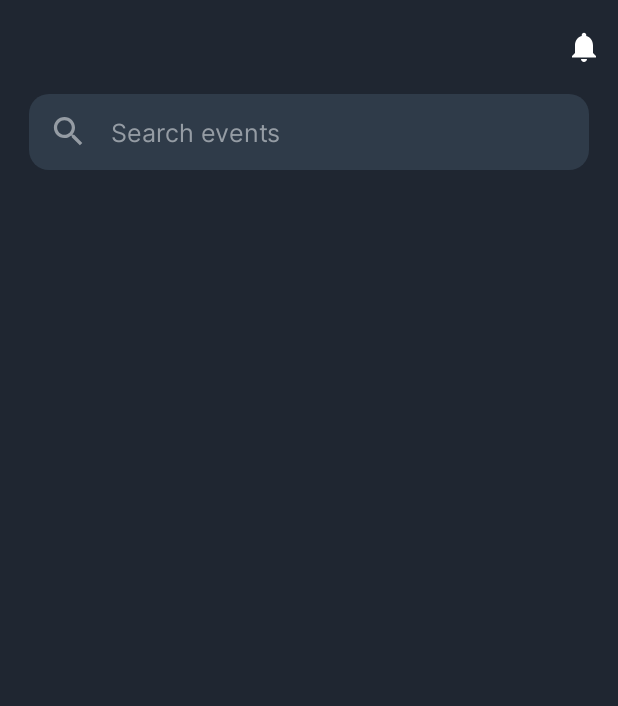
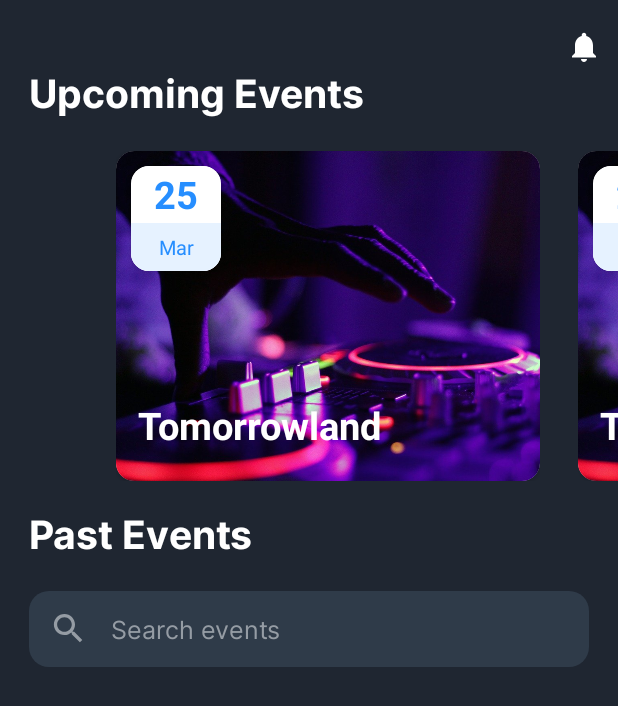
Before and after one commit to gargVader/Code-Cache, an Android app: the screen it shows after launch (MainActivity), on a phone screen of 412 x 824 dp. Shown: the top 706 px of the screen. Run offline under Robolectric (Android 15) with nearby library versions, the phone set to English and light mode, and no system bars; our stand-ins replace sdp/ssp sizes.

Commit message:
event slider added

```diff
--- a/app/build.gradle
+++ b/app/build.gradle
@@ -33,10 +33,15 @@ dependencies {
     implementation 'androidx.appcompat:appcompat:1.3.0'
     implementation 'com.google.android.material:material:1.3.0'
     implementation 'androidx.constraintlayout:constraintlayout:2.0.4'
+    implementation 'androidx.viewpager:viewpager:1.0.0'
+    implementation 'androidx.cardview:cardview:1.0.0'
     testImplementation 'junit:junit:4.+'
     androidTestImplementation 'androidx.test.ext:junit:1.1.2'
     androidTestImplementation 'androidx.test.espresso:espresso-core:3.3.0'
     // Scalable size unit (support for different screen sizes)
     implementation 'com.intuit.sdp:sdp-android:1.0.6'
     implementation 'com.intuit.ssp:ssp-android:1.0.6'
+
+    implementation 'androidx.viewpager2:viewpager2:1.0.0'
+
 }
--- /dev/null
+++ b/app/src/main/java/com/example/codechefeventsapp/Event.java
@@ -0,0 +1,58 @@
+package com.example.codechefeventsapp;
+
+public class Event {
+
+    String eventTitle;
+    String eventLocation;
+    String eventMonth;
+    String eventDate;
+    int eventImage;
+
+    public Event(String eventTitle, String eventLocation, String eventMonth, String eventDate, int eventImage) {
+        this.eventTitle = eventTitle;
+        this.eventLocation = eventLocation;
+        this.eventMonth = eventMonth;
+        this.eventDate = eventDate;
+        this.eventImage = eventImage;
+    }
+
+    public String getEventTitle() {
+        return eventTitle;
+    }
+
+    public void setEventTitle(String eventTitle) {
+        this.eventTitle = eventTitle;
+    }
+
+    public String getEventLocation() {
+        return eventLocation;
+    }
+
+    public void setEventLocation(String eventLocation) {
+        this.eventLocation = eventLocation;
+    }
+
+    public String getEventMonth() {
+        return eventMonth;
+    }
+
+    public void setEventMonth(String eventMonth) {
+        this.eventMonth = eventMonth;
+    }
+
+    public String getEventDate() {
+        return eventDate;
+    }
+
+    public void setEventDate(String eventDate) {
+        this.eventDate = eventDate;
+    }
+
+    public int getEventImage() {
+        return eventImage;
+    }
+
+    public void setEventImage(int eventImage) {
+        this.eventImage = eventImage;
+    }
+}
--- /dev/null
+++ b/app/src/main/java/com/example/codechefeventsapp/EventAdapter.java
@@ -0,0 +1,74 @@
+package com.example.codechefeventsapp;
+
+import android.content.Context;
+import android.view.LayoutInflater;
+import android.view.View;
+import android.view.ViewGroup;
+import android.widget.ImageView;
+import android.widget.LinearLayout;
+import android.widget.TextView;
+
+import androidx.annotation.NonNull;
+import androidx.viewpager.widget.PagerAdapter;
+
+import java.util.List;
+
+public class EventAdapter extends PagerAdapter {
+
+    private List<Event> eventList;
+    private LayoutInflater layoutInflater;
+    private Context context;
+
+    ImageView eventImage;
+    TextView eventTitle, eventDay, eventMonth;
+
+    public EventAdapter(List<Event> eventList, Context context) {
+        this.eventList = eventList;
+        this.context = context;
+    }
+
+    @Override
+    public int getCount() {
+        return eventList.size();
+    }
+
+    @Override
+    public boolean isViewFromObject(@NonNull View view, @NonNull Object object) {
+        return view.equals(object);
+    }
+
+    @NonNull
+    @Override
+    public Object instantiateItem(@NonNull ViewGroup container, int position) {
+        layoutInflater = LayoutInflater.from(context);
+        View view = layoutInflater.inflate(R.layout.event_item_1, container, false);
+        getView(view);
+        setView(position);
+        container.addView(view, 0);
+
+        if(position==0){
+             LinearLayout linearLayout = view.findViewById(R.id.linerLayout);
+        }
+        return view;
+    }
+
+    private void getView(View view){
+        eventImage = view.findViewById(R.id.eventImage);
+        eventTitle = view.findViewById(R.id.eventTitle);
+        eventDay = view.findViewById(R.id.eventDay);
+        eventMonth = view.findViewById(R.id.eventMonth);
+    }
+
+    private void setView(int position){
+        Event event = eventList.get(position);
+        eventImage.setImageResource(event.getEventImage());
+        eventTitle.setText(event.getEventTitle());
+        eventDay.setText("25");
+        eventMonth.setText("Mar");
+    }
+
+    @Override
+    public void destroyItem(@NonNull ViewGroup container, int position, @NonNull Object object) {
+        container.removeView((View) object);
+    }
+}
--- /dev/null
+++ b/app/src/main/java/com/example/codechefeventsapp/EventSliderAdapter.java
@@ -0,0 +1,69 @@
+package com.example.codechefeventsapp;
+
+import android.view.LayoutInflater;
+import android.view.View;
+import android.view.ViewGroup;
+import android.widget.ImageView;
+import android.widget.TextView;
+
+import androidx.annotation.NonNull;
+import androidx.recyclerview.widget.RecyclerView;
+import androidx.viewpager2.widget.ViewPager2;
+
+import java.util.List;
+
+public class EventSliderAdapter extends RecyclerView.Adapter<EventSliderAdapter.EventSliderViewHolder> {
+
+    private List<Event> eventList;
+    private ViewPager2 viewPager2;
+
+    public EventSliderAdapter(List<Event> eventList, ViewPager2 viewPager2) {
+        this.eventList = eventList;
+        this.viewPager2 = viewPager2;
+    }
+
+    @NonNull
+    @Override
+    public EventSliderViewHolder onCreateViewHolder(@NonNull ViewGroup parent, int viewType) {
+        return new EventSliderViewHolder(
+                LayoutInflater.from(parent.getContext()).inflate(
+                        R.layout.event_item_1,
+                        parent,
+                        false
+                )
+        );
+    }
+
+    @Override
+    public void onBindViewHolder(@NonNull EventSliderAdapter.EventSliderViewHolder holder, int position) {
+        holder.setView(eventList.get(position));
+    }
+
+    @Override
+    public int getItemCount() {
+        return eventList.size();
+    }
+
+    class EventSliderViewHolder extends RecyclerView.ViewHolder {
+
+        ImageView eventImage;
+        TextView eventTitle, eventDay, eventMonth;
+
+        EventSliderViewHolder(@NonNull View itemView) {
+            super(itemView);
+            eventImage = itemView.findViewById(R.id.eventImage);
+            eventTitle = itemView.findViewById(R.id.eventTitle);
+            eventDay = itemView.findViewById(R.id.eventDay);
+            eventMonth = itemView.findViewById(R.id.eventMonth);
+        }
+
+        private void setView(Event event) {
+            eventImage.setImageResource(event.getEventImage());
+            eventTitle.setText(event.getEventTitle());
+            eventDay.setText("25");
+            eventMonth.setText("Mar");
+        }
+
+    }
+
+}
--- a/app/src/main/java/com/example/codechefeventsapp/MainActivity.java
+++ b/app/src/main/java/com/example/codechefeventsapp/MainActivity.java
@@ -1,14 +1,46 @@
 package com.example.codechefeventsapp;
 
+import androidx.annotation.NonNull;
 import androidx.appcompat.app.AppCompatActivity;
+import androidx.recyclerview.widget.RecyclerView;
+import androidx.viewpager.widget.ViewPager;
+import androidx.viewpager2.widget.CompositePageTransformer;
+import androidx.viewpager2.widget.MarginPageTransformer;
+import androidx.viewpager2.widget.ViewPager2;
 
 import android.os.Bundle;
+import android.os.Handler;
+import android.util.Log;
+import android.view.View;
+import android.widget.Adapter;
+
+import java.util.ArrayList;
+import java.util.List;
 
 public class MainActivity extends AppCompatActivity {
+
+    List<Event> eventList;
+    ViewPager viewPager;
+
+    public static final String TAG = "Codechef";
+
 
     @Override
     protected void onCreate(Bundle savedInstanceState) {
         super.onCreate(savedInstanceState);
         setContentView(R.layout.activity_main);
+
+        viewPager = findViewById(R.id.viewPager);
+
+        eventList = new ArrayList<>();
+        eventList.add(new Event("Tomorrowland", "", "APR", "25", R.drawable.dj_image));
+        eventList.add(new Event("Tomorrowland", "", "APR", "25", R.drawable.dj_image));
+        eventList.add(new Event("Tomorrowland", "", "APR", "25", R.drawable.dj_image));
+        eventList.add(new Event("Tomorrowland", "", "APR", "25", R.drawable.dj_image));
+        eventList.add(new Event("Tomorrowland", "", "APR", "25", R.drawable.dj_image));
+
+        viewPager.setAdapter(new EventAdapter(eventList, this));
+//        viewPager.setPadding(130, 10, 130, 0);
     }
+
 }
--- /dev/null
+++ b/app/src/main/res/drawable/count_background.xml
@@ -0,0 +1,8 @@
+<?xml version="1.0" encoding="utf-8"?>
+<shape xmlns:android="http://schemas.android.com/apk/res/android"
+    android:shape="rectangle">
+    <solid android:color="@color/lightBlue">
+
+    </solid>
+    <corners android:radius="150dp"></corners>
+</shape>
--- /dev/null
+++ b/app/src/main/res/drawable/ic_baseline_location_on_24.xml
@@ -0,0 +1,5 @@
+<vector android:height="24dp" android:tint="#375de4"
+    android:viewportHeight="24" android:viewportWidth="24"
+    android:width="24dp" xmlns:android="http://schemas.android.com/apk/res/android">
+    <path android:fillColor="@android:color/white" android:pathData="M12,2C8.13,2 5,5.13 5,9c0,5.25 7,13 7,13s7,-7.75 7,-13c0,-3.87 -3.13,-7 -7,-7zM12,11.5c-1.38,0 -2.5,-1.12 -2.5,-2.5s1.12,-2.5 2.5,-2.5 2.5,1.12 2.5,2.5 -1.12,2.5 -2.5,2.5z"/>
+</vector>
--- a/app/src/main/res/layout/activity_main.xml
+++ b/app/src/main/res/layout/activity_main.xml
@@ -11,13 +11,50 @@
         android:id="@+id/icon_notification"
         android:layout_width="wrap_content"
         android:layout_height="wrap_content"
-        app:layout_constraintTop_toTopOf="parent"
+        android:layout_marginTop="@dimen/_15sdp"
+        android:layout_marginEnd="@dimen/_8sdp"
         android:src="@drawable/ic_baseline_notifications_24"
         app:layout_constraintEnd_toEndOf="parent"
-        android:layout_marginEnd="@dimen/_8sdp"
-        app:tint="@color/colorTextWhite"
-        android:layout_marginTop="@dimen/_15sdp"
+        app:layout_constraintTop_toTopOf="parent"
+        app:tint="@color/colorTextWhite" />
+
+    <TextView
+        android:id="@+id/text_upcomingEvents"
+        android:layout_width="wrap_content"
+        android:layout_height="wrap_content"
+        android:layout_marginStart="@dimen/_15sdp"
+        android:fontFamily="@font/inter_bold"
+        android:text="Upcoming Events"
+        android:textColor="@color/colorTextWhite"
+        android:textSize="@dimen/_20ssp"
+        app:layout_constraintStart_toStartOf="parent"
+        app:layout_constraintTop_toBottomOf="@+id/icon_notification" />
+
+    <androidx.viewpager.widget.ViewPager
+        android:id="@+id/viewPager"
+        android:layout_width="wrap_content"
+        android:layout_height="250dp"
+        android:clipToPadding="false"
+        android:foregroundGravity="center"
+        android:overScrollMode="never"
+        app:layout_constraintStart_toStartOf="parent"
+        android:background="@null"
+        app:layout_constraintTop_toBottomOf="@id/text_upcomingEvents"
+        android:paddingHorizontal="@dimen/_40sdp"
         />
+
+    <TextView
+        android:id="@+id/text_pastEvents"
+        android:layout_width="wrap_content"
+        android:layout_height="wrap_content"
+        android:layout_marginTop="@dimen/_5sdp"
+        android:layout_marginStart="@dimen/_15sdp"
+        android:fontFamily="@font/inter_bold"
+        android:text="Past Events"
+        android:textColor="@color/colorTextWhite"
+        android:textSize="@dimen/_20ssp"
+        app:layout_constraintStart_toStartOf="parent"
+        app:layout_constraintTop_toBottomOf="@+id/viewPager" />
 
         <LinearLayout
             android:layout_width="match_parent"
@@ -31,7 +68,7 @@
             android:paddingEnd="@dimen/_10sdp"
             android:paddingTop="@dimen/_2sdp"
             android:paddingBottom="@dimen/_2sdp"
-        app:layout_constraintTop_toBottomOf="@id/icon_notification">
+            app:layout_constraintTop_toBottomOf="@id/text_pastEvents">
 
             <ImageView
                 android:layout_width="@dimen/_20sdp"
--- /dev/null
+++ b/app/src/main/res/layout/event_item_1.xml
@@ -0,0 +1,115 @@
+<androidx.coordinatorlayout.widget.CoordinatorLayout xmlns:android="http://schemas.android.com/apk/res/android"
+    xmlns:app="http://schemas.android.com/apk/res-auto"
+    xmlns:tools="http://schemas.android.com/tools"
+    android:layout_width="match_parent"
+    android:layout_height="match_parent"
+    android:orientation="vertical">
+
+
+        <LinearLayout
+            android:id="@+id/linerLayout"
+            android:layout_width="match_parent"
+            android:layout_height="wrap_content"
+            android:layout_marginLeft="25dp"
+            android:layout_marginTop="10dp"
+            android:orientation="vertical">
+
+            <LinearLayout
+                android:id="@+id/eventCardLayout"
+                android:layout_width="match_parent"
+                android:layout_height="wrap_content"
+                android:layout_marginVertical="10dp"
+                android:orientation="vertical">
+
+                <androidx.cardview.widget.CardView
+                    android:layout_width="match_parent"
+                    android:layout_height="wrap_content"
+                    android:elevation="0dp"
+                    app:cardCornerRadius="12dp">
+
+                    <FrameLayout
+                        android:layout_width="match_parent"
+                        android:layout_height="wrap_content">
+
+                        <ImageView
+                            android:id="@+id/eventImage"
+                            android:layout_width="match_parent"
+                            android:layout_height="230dp"
+                            android:scaleType="centerCrop"
+                            tools:src="@drawable/dj_image"></ImageView>
+
+                        <TextView
+                            android:id="@+id/eventTitle"
+                            android:layout_width="match_parent"
+                            android:layout_height="wrap_content"
+                            android:layout_gravity="center_horizontal|bottom"
+                            android:layout_marginLeft="10dp"
+                            android:layout_marginBottom="20dp"
+                            android:textColor="@color/white"
+                            android:textSize="25sp"
+                            android:textStyle="bold"
+                            tools:text="Dj Party"></TextView>
+
+                        <androidx.cardview.widget.CardView
+                            android:layout_width="wrap_content"
+                            android:layout_height="wrap_content"
+                            android:layout_margin="10dp"
+                            android:elevation="5dp"
+                            app:cardCornerRadius="12dp">
+
+                            <LinearLayout
+                                android:layout_width="60dp"
+                                android:layout_height="70dp"
+                                android:layout_gravity="bottom"
+                                android:background="@color/white"
+                                android:orientation="vertical"
+                                android:weightSum="10">
+
+                                <LinearLayout
+                                    android:layout_width="match_parent"
+                                    android:layout_height="0dp"
+                                    android:layout_weight="7.5"
+                                    android:gravity="center"
+                                    android:orientation="vertical">
+
+                                    <TextView
+
+                                        android:id="@+id/eventDay"
+                                        android:layout_width="match_parent"
+                                        android:layout_height="wrap_content"
+                                        android:text="25"
+                                        android:textAlignment="center"
+                                        android:textColor="@color/textBlue"
+                                        android:textSize="25sp"
+                                        android:textStyle="bold">
+
+                                    </TextView>
+                                </LinearLayout>
+
+                                <LinearLayout
+                                    android:layout_width="match_parent"
+                                    android:layout_height="wrap_content"
+                                    android:layout_weight="2.5"
+                                    android:background="@color/lightBlue"
+                                    android:gravity="center"
+                                    android:orientation="vertical">
+
+                                    <TextView
+                                        android:id="@+id/eventMonth"
+                                        android:layout_width="match_parent"
+                                        android:layout_height="wrap_content"
+                                        android:text="APR"
+                                        android:textAlignment="center"
+                                        android:textColor="@color/textBlue"
+                                        android:textSize="13sp"></TextView>
+
+                                </LinearLayout>
+                            </LinearLayout>
+                        </androidx.cardview.widget.CardView>
+                    </FrameLayout>
+                </androidx.cardview.widget.CardView>
+            </LinearLayout>
+
+        </LinearLayout>
+
+</androidx.coordinatorlayout.widget.CoordinatorLayout>
--- a/app/src/main/res/values/colors.xml
+++ b/app/src/main/res/values/colors.xml
@@ -16,6 +16,26 @@
     <color name="colorTextDark">#959CA4</color>
 
 
+    <color name="smokyWhite">#fafafa</color>
+    <color name="white">#ffffff</color>
+    <color name="lightText">#c9d3f7</color>
+    <color name="hintColor">#b7c1e4</color>
+    <color name="searchBarColor">#0023a1</color>
+    <color name="greenBtnColor">#48ceb9</color>
+    <color name="lightBlue">#e6f2ff</color>
+    <color name="textBlue">#268eff</color>
+    <color name="deepBlue">#425186</color>
+    <color name="greyDate">#cdcfd1</color>
+    <color name="timeBackgroundGreen">#e8feed</color>
+    <color name="greenJoinBtnColor">#00bb5a</color>
+    <color name="lightGrey">#D8D8D8</color>
+    <!--    login/signUp-->
+    <color name="textHeading">#43469C</color>
+    <color name="editTextBackground">#f7f7f8</color>
+    <color name="registerBtn">#363994</color>
+    <color name="editTextSubHeading">#1D1A2F</color>
+
+
 
     <color name="colorSearchIcon">#959CA4</color>
     <color name="colorTextHint">#7B7B7B</color>
```
Also changed, not shown: app/src/main/res/drawable/dj_image.jpg (added). Lines whose indentation alone changed are shown as unchanged.
